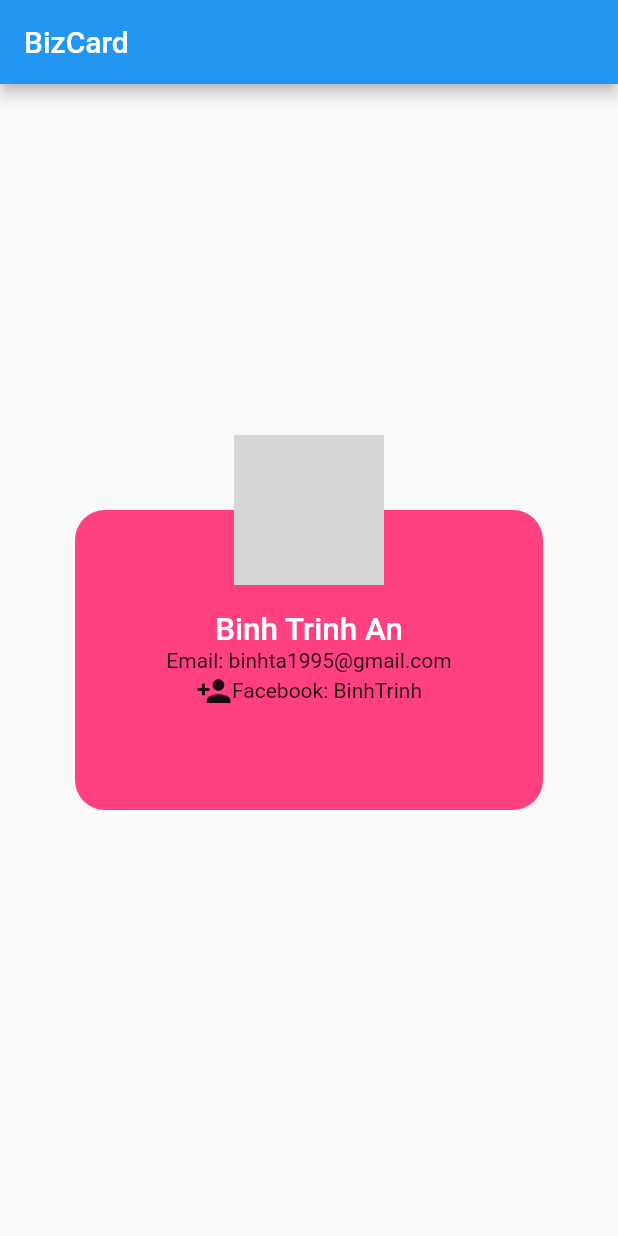
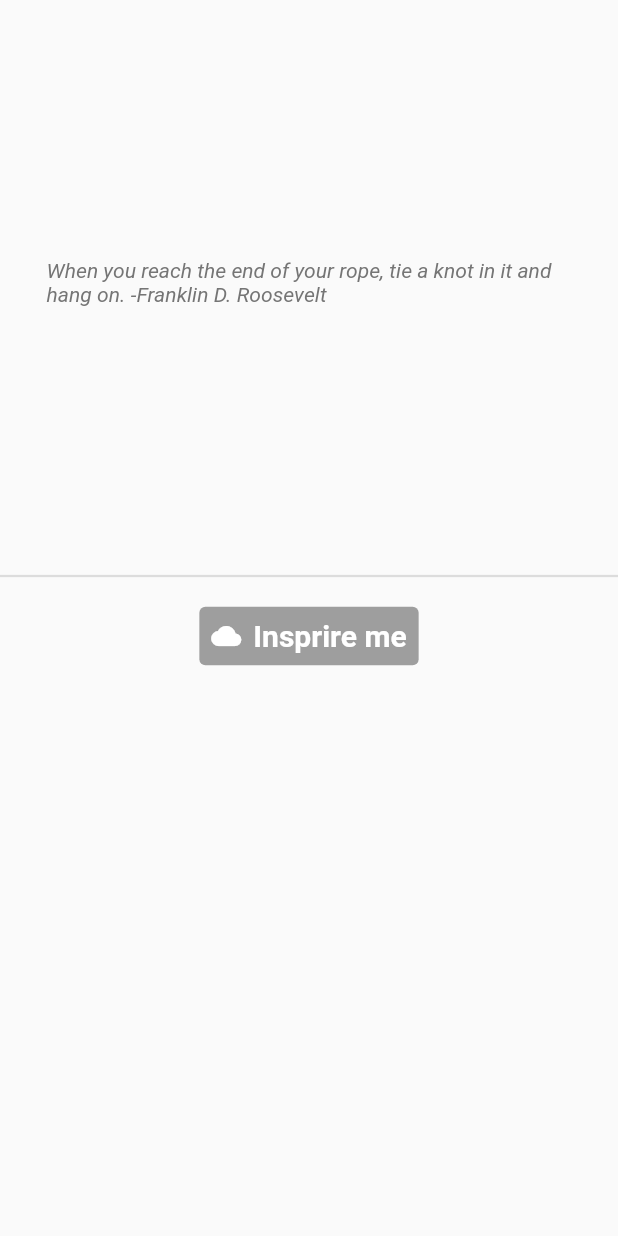
Before and after one commit to TrinhAnBinh/flutter_basic, a Flutter app: the screen it shows after launch, on a phone screen of 412 x 824 dp. Run offline on Flutter 3.47's test engine with Material 2 defaults, Android fonts, the phone set to English and light mode, and no system bars; grey boxes are pictures that could not be loaded.

```diff
--- a/lib/main.dart
+++ b/lib/main.dart
@@ -13,5 +13,5 @@ void main() => runApp(new MaterialApp(
   // For the basic component
   // home: ScaffordExample(),
   // For the bizcard
-  home: BizCard(),
+  home: Wisdom(),
 ));
--- a/lib/ui/home.dart
+++ b/lib/ui/home.dart
@@ -1,4 +1,81 @@
 import 'package:flutter/material.dart';
+
+class Wisdom extends StatefulWidget {
+  const Wisdom({Key? key}) : super(key: key);
+
+  @override
+  State<Wisdom> createState() => _WisdomState();
+}
+
+class _WisdomState extends State<Wisdom> {
+  var _index = 0;
+  List quote = [
+    "When you reach the end of your rope, tie a knot in it and hang on. -Franklin D. Roosevelt",
+    "When you reach the end of your rope, tie a knot in it and hang on. -Franklin D. Roosevelt",
+    "Always remember that you are absolutely unique. Just like everyone else. -Margaret Mead",
+    "Don't judge each day by the harvest you reap but by the seeds that you plant. -Robert Louis Stevenson",
+    "The future belongs to those who believe in the beauty of their dreams. -Eleanor Roosevelt",
+  ];
+
+  @override
+  Widget build(BuildContext context) {
+    return Scaffold(
+      body: Container(
+        child: Column(
+          mainAxisAlignment: MainAxisAlignment.center,
+          children: <Widget>[
+            Expanded(
+              child: Center(
+                child: Container(
+                  width: 350,
+                  height: 200,
+                  margin: EdgeInsets.all(30),
+                  decoration: BoxDecoration(
+                    color: Colors.transparent,
+                    borderRadius: BorderRadius.circular(15),
+                  ),
+                  child: Center(
+                      child: Text(
+                    quote[_index % quote.length],
+                    style: TextStyle(
+                      fontStyle: FontStyle.italic,
+                      color: Colors.grey.shade600,
+                    ),
+                  )),
+                ),
+              ),
+            ),
+            Divider(
+              thickness: 1.5,
+            ),
+            Padding(
+              padding: const EdgeInsets.only(top: 8.0),
+              child: TextButton.icon(
+                style: TextButton.styleFrom(
+                  backgroundColor: Colors.grey,
+                  foregroundColor: Colors.white,
+                ),
+                onPressed: _showQuote,
+                icon: Icon(Icons.wb_cloudy, size: 20, color: Colors.white),
+                label: Text(
+                  'Insprire me',
+                  style: TextStyle(fontWeight: FontWeight.bold, fontSize: 20, color: Colors.white),
+                ),
+              ),
+            ),
+            Spacer()
+          ],
+        ),
+      ),
+    );
+  }
+
+  void _showQuote() {
+    setState(() {
+      _index += 1;
+    });
+  }
+}
 
 class BizCard extends StatelessWidget {
   const BizCard({Key? key}) : super(key: key);
@@ -20,7 +97,6 @@ class BizCard extends StatelessWidget {
           ],
         ),
       ),
-
     );
   }
 
@@ -32,11 +108,12 @@ class BizCard extends StatelessWidget {
       decoration: BoxDecoration(
         color: Colors.pinkAccent,
         borderRadius: BorderRadius.circular(20),
-      )
-      ,child: Column(
+      ),
+      child: Column(
         mainAxisAlignment: MainAxisAlignment.center,
         children: <Widget>[
-        Text('Binh Trinh An',
+          Text(
+            'Binh Trinh An',
             style: TextStyle(
               color: Colors.white,
               fontSize: 21,
@@ -70,7 +147,6 @@ class BizCard extends StatelessWidget {
   }
 }
 
-
 class ScaffordExample extends StatelessWidget {
   const ScaffordExample({Key? key}) : super(key: key);
 
@@ -97,14 +173,16 @@ class ScaffordExample extends StatelessWidget {
         backgroundColor: Colors.red.shade200,
         child: Icon(Icons.call_merge),
       ),
-      bottomNavigationBar: BottomNavigationBar(items: [
-        BottomNavigationBarItem(icon: Icon(Icons.safety_check),label: 'First'),
-        BottomNavigationBarItem(icon: Icon(Icons.ac_unit_sharp),label: 'Second' ),
+      bottomNavigationBar: BottomNavigationBar(
+        items: [
+          BottomNavigationBarItem(icon: Icon(Icons.safety_check), label: 'First'),
+          BottomNavigationBarItem(icon: Icon(Icons.ac_unit_sharp), label: 'Second'),
           BottomNavigationBarItem(icon: Icon(Icons.back_hand), label: 'backHand'),
         ],
         onTap: (int index) {
           debugPrint('hehe $index');
-      },),
+        },
+      ),
       backgroundColor: Colors.cyanAccent.shade400,
       body: Container(
         // child: Text('Hello body'),
@@ -148,7 +226,9 @@ class CustomButton extends StatelessWidget {
           color: Colors.lightGreenAccent.shade400,
           borderRadius: BorderRadius.circular(10),
         ),
-        child: Text('Button',),
+        child: Text(
+          'Button',
+        ),
       ),
     );
   }
```
Lines whose indentation alone changed are shown as unchanged.
